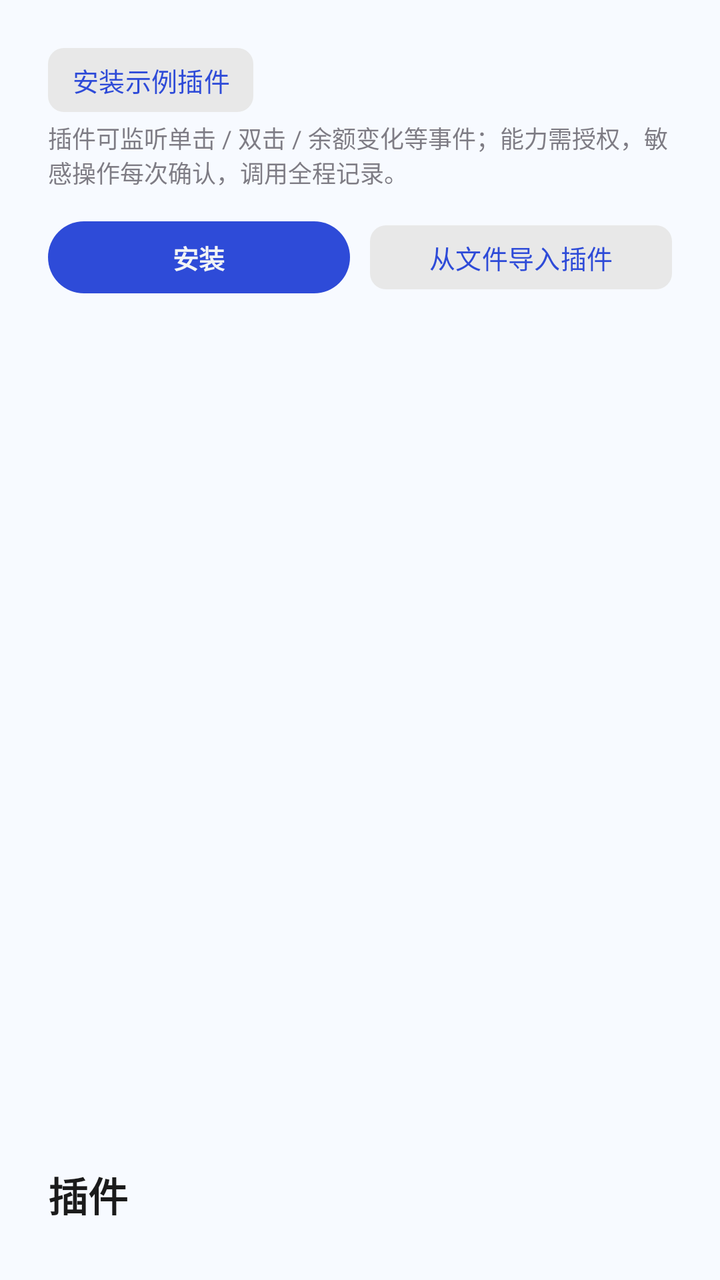
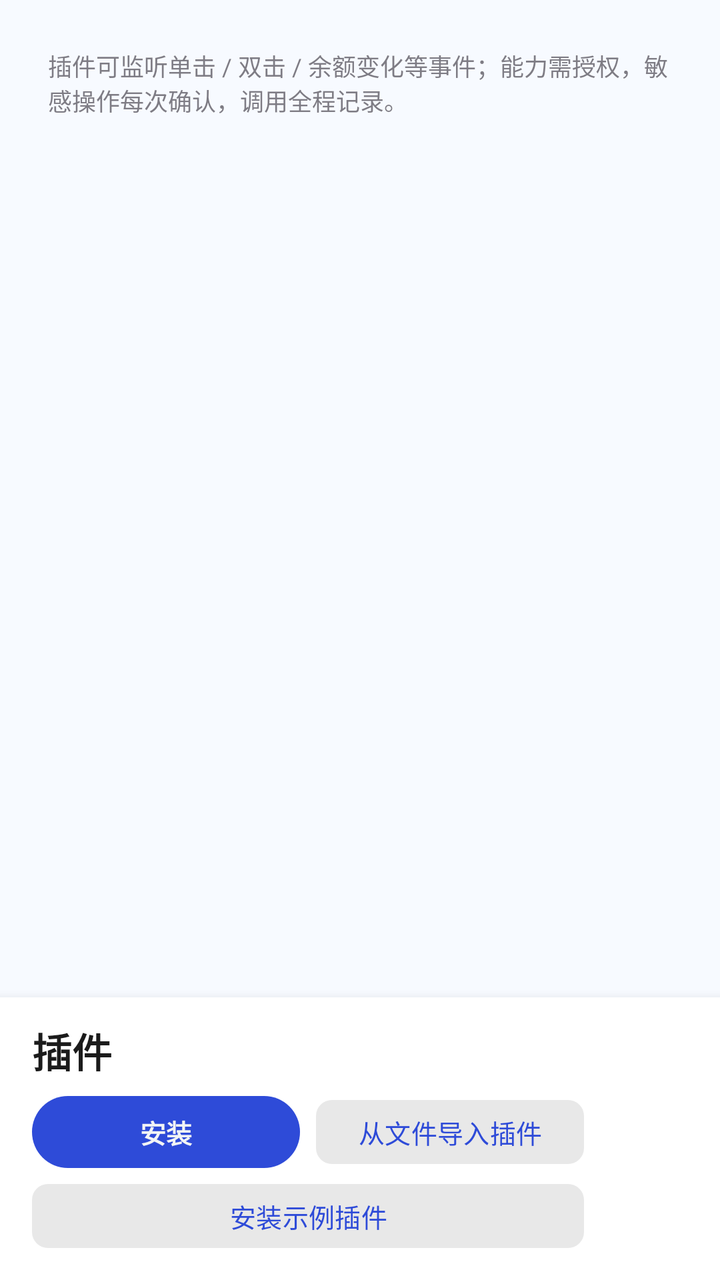

Before-and-after screenshots of an Android layout around one commit, followed by the original layout XML and the change that was made.
<!-- AndroidManifest.xml: application theme Theme.WhalePet -->
<!-- res/layout/page_plugins.xml -->
<FrameLayout xmlns:android="http://schemas.android.com/apk/res/android"
    xmlns:tools="http://schemas.android.com/tools"
    android:layout_width="match_parent"
    android:layout_height="match_parent">

<ScrollView xmlns:android="http://schemas.android.com/apk/res/android"
    android:layout_width="match_parent"
    android:layout_height="match_parent"
    android:fillViewport="true">

    <LinearLayout
        android:layout_width="match_parent"
        android:layout_height="wrap_content"
        android:orientation="vertical"
        android:padding="24dp"
            android:paddingBottom="88dp">

        
        <LinearLayout
            android:layout_width="match_parent"
            android:layout_height="wrap_content"
            android:gravity="center_vertical"
            android:orientation="horizontal">

            <Button
                style="@style/Widget.WhalePet.Button"
                android:id="@+id/btn_plugin_sample"
                android:layout_width="wrap_content"
                android:layout_height="wrap_content"
                android:text="@string/plugin_install_sample" />
        </LinearLayout>

        <TextView
            android:layout_width="match_parent"
            android:layout_height="wrap_content"
            android:layout_marginTop="4dp"
            android:alpha="0.7"
            android:text="@string/plugins_page_hint"
            android:textSize="12sp" />

        
        <LinearLayout
            android:layout_width="match_parent"
            android:layout_height="wrap_content"
            android:layout_marginTop="16dp"
            android:orientation="horizontal">

            <Button
                style="@style/Widget.WhalePet.Button.Primary"
                android:id="@+id/btn_plugin_install"
                android:layout_width="0dp"
                android:layout_height="wrap_content"
                android:layout_weight="1"
                android:text="@string/plugin_install" />

            <Button
                style="@style/Widget.WhalePet.Button"
                android:id="@+id/btn_plugin_import"
                android:layout_width="0dp"
                android:layout_height="wrap_content"
                android:layout_marginStart="10dp"
                android:layout_weight="1"
                android:text="@string/plugin_import_from_file" />
        </LinearLayout>

        <LinearLayout
            android:id="@+id/ll_plugins"
            android:layout_width="match_parent"
            android:layout_height="wrap_content"
            android:layout_marginTop="12dp"
            android:orientation="vertical" />
    </LinearLayout>
    </ScrollView>

    
    <TextView
        android:layout_width="wrap_content"
        android:layout_height="wrap_content"
        android:layout_gravity="bottom|start"
        android:layout_marginBottom="28dp"
        android:layout_marginStart="24dp"
        android:fontFamily="sans-serif-medium"
        android:text="@string/tab_plugins"
        android:textColor="@color/text_primary"
        android:textSize="20sp"
        android:textStyle="bold" />
</FrameLayout>
<!-- resources referenced by this layout -->
<resources>
  <color name="text_primary">#1B1B1B</color>
  <string name="plugin_import_from_file">从文件导入插件</string>
  <string name="plugin_install">安装</string>
  <string name="plugin_install_sample">安装示例插件</string>
  <string name="plugins_page_hint">插件可监听单击 / 双击 / 余额变化等事件；能力需授权，敏感操作每次确认，调用全程记录。</string>
  <string name="tab_plugins">插件</string>
  <style name="Widget.WhalePet.Button" parent="Widget.Material3.Button.TonalButton">
          
          <item name="android:minHeight">32dp</item>
          <item name="android:minWidth">0dp</item>
          <item name="android:insetTop">0dp</item>
          <item name="android:insetBottom">0dp</item>
          <item name="android:paddingLeft">12dp</item>
          <item name="android:paddingRight">12dp</item>
          <item name="android:textSize">13sp</item>
          <item name="backgroundTint">@color/surface_chip</item>
          <item name="android:textColor">@color/brand_primary</item>
          <item name="cornerRadius">8dp</item>
      </style>
  <style name="Widget.WhalePet.Button.Primary" parent="Widget.Material3.Button.TonalButton">
          
          <item name="android:minHeight">36dp</item>
          <item name="android:minWidth">0dp</item>
          <item name="android:insetTop">0dp</item>
          <item name="android:insetBottom">0dp</item>
          <item name="android:paddingLeft">16dp</item>
          <item name="android:paddingRight">16dp</item>
          <item name="android:textSize">13sp</item>
          <item name="backgroundTint">@color/brand_primary</item>
          <item name="android:textColor">@color/f2f4f5</item>
          <item name="android:fontFamily">sans-serif-medium</item>
          <item name="android:textStyle">bold</item>
      </style>
  <style name="Theme.WhalePet" parent="Theme.Material3.DayNight.NoActionBar">
          
          <item name="colorPrimary">@color/brand_primary</item>
          <item name="colorOnPrimary">#FFFFFF</item>
          <item name="colorPrimaryContainer">#DDE3FF</item>
          <item name="colorOnPrimaryContainer">#10214A</item>
          <item name="colorSecondary">#2E9E5B</item>
          <item name="colorSurface">#FFFFFF</item>
          <item name="android:windowBackground">@color/surface_page</item>
          <item name="colorSurfaceVariant">#EDEDED</item>
          <item name="colorOutline">@color/outline_soft</item>
          <item name="android:statusBarColor">@android:color/transparent</item>
      </style>
  <color name="surface_chip">#E8E8E8</color>
  <color name="brand_primary">#2E4BD8</color>
  <color name="f2f4f5">#F2F4F5</color>
  <color name="surface_page">#F7FAFF</color>
  <color name="outline_soft">#DEDEDE</color>
</resources>

<!-- the commit's change to res/layout/page_plugins.xml (unified diff, before → after) -->
@@ -1,48 +1,65 @@
+<?xml version="1.0" encoding="utf-8"?>
 <FrameLayout xmlns:android="http://schemas.android.com/apk/res/android"
-    xmlns:tools="http://schemas.android.com/tools"
     android:layout_width="match_parent"
     android:layout_height="match_parent">
 
-<ScrollView xmlns:android="http://schemas.android.com/apk/res/android"
-    android:layout_width="match_parent"
-    android:layout_height="match_parent"
-    android:fillViewport="true">
+    <ScrollView
+        android:layout_width="match_parent"
+        android:layout_height="match_parent"
+        android:fillViewport="true">
 
-    <LinearLayout
-        android:layout_width="match_parent"
-        android:layout_height="wrap_content"
-        android:orientation="vertical"
-        android:padding="24dp"
-            android:paddingBottom="88dp">
-
-        
         <LinearLayout
             android:layout_width="match_parent"
             android:layout_height="wrap_content"
-            android:gravity="center_vertical"
-            android:orientation="horizontal">
+            android:orientation="vertical"
+            android:paddingStart="24dp"
+            android:paddingTop="24dp"
+            android:paddingEnd="24dp"
+            android:paddingBottom="190dp">
 
-            <Button
-                style="@style/Widget.WhalePet.Button"
-                android:id="@+id/btn_plugin_sample"
-                android:layout_width="wrap_content"
+            <TextView
+                android:layout_width="match_parent"
                 android:layout_height="wrap_content"
-                android:text="@string/plugin_install_sample" />
+                android:alpha="0.7"
+                android:text="@string/plugins_page_hint"
+                android:textSize="12sp" />
+
+            <LinearLayout
+                android:id="@+id/ll_plugins"
+                android:layout_width="match_parent"
+                android:layout_height="wrap_content"
+                android:layout_marginTop="12dp"
+                android:orientation="vertical" />
         </LinearLayout>
+    </ScrollView>
+
+    
+    <LinearLayout
+        android:id="@+id/plugins_action_bar"
+        android:layout_width="match_parent"
+        android:layout_height="wrap_content"
+        android:layout_gravity="bottom"
+        android:background="@color/surface_card"
+        android:elevation="8dp"
+        android:orientation="vertical"
+        android:paddingStart="16dp"
+        android:paddingTop="12dp"
+        android:paddingEnd="68dp"
+        android:paddingBottom="16dp">
 
         <TextView
-            android:layout_width="match_parent"
+            android:layout_width="wrap_content"
             android:layout_height="wrap_content"
-            android:layout_marginTop="4dp"
-            android:alpha="0.7"
-            android:text="@string/plugins_page_hint"
-            android:textSize="12sp" />
+            android:fontFamily="sans-serif-medium"
+            android:text="@string/tab_plugins"
+            android:textColor="@color/text_primary"
+            android:textSize="20sp"
+            android:textStyle="bold" />
 
-        
         <LinearLayout
             android:layout_width="match_parent"
             android:layout_height="wrap_content"
-            android:layout_marginTop="16dp"
+            android:layout_marginTop="8dp"
             android:orientation="horizontal">
 
             <Button
@@ -58,30 +75,17 @@
                 android:id="@+id/btn_plugin_import"
                 android:layout_width="0dp"
                 android:layout_height="wrap_content"
-                android:layout_marginStart="10dp"
+                android:layout_marginStart="8dp"
                 android:layout_weight="1"
                 android:text="@string/plugin_import_from_file" />
         </LinearLayout>
 
-        <LinearLayout
-            android:id="@+id/ll_plugins"
+        <Button
+            style="@style/Widget.WhalePet.Button"
+            android:id="@+id/btn_plugin_sample"
             android:layout_width="match_parent"
             android:layout_height="wrap_content"
-            android:layout_marginTop="12dp"
-            android:orientation="vertical" />
+            android:layout_marginTop="8dp"
+            android:text="@string/plugin_install_sample" />
     </LinearLayout>
-    </ScrollView>
-
-    
-    <TextView
-        android:layout_width="wrap_content"
-        android:layout_height="wrap_content"
-        android:layout_gravity="bottom|start"
-        android:layout_marginBottom="28dp"
-        android:layout_marginStart="24dp"
-        android:fontFamily="sans-serif-medium"
-        android:text="@string/tab_plugins"
-        android:textColor="@color/text_primary"
-        android:textSize="20sp"
-        android:textStyle="bold" />
 </FrameLayout>
<!-- resource entries referenced after the edit -->
@@ -1,5 +1,6 @@
 <!-- resources referenced by this layout -->
 <resources>
+  <color name="surface_card">#FFFFFF</color>
   <color name="text_primary">#1B1B1B</color>
   <string name="plugin_import_from_file">从文件导入插件</string>
   <string name="plugin_install">安装</string>
